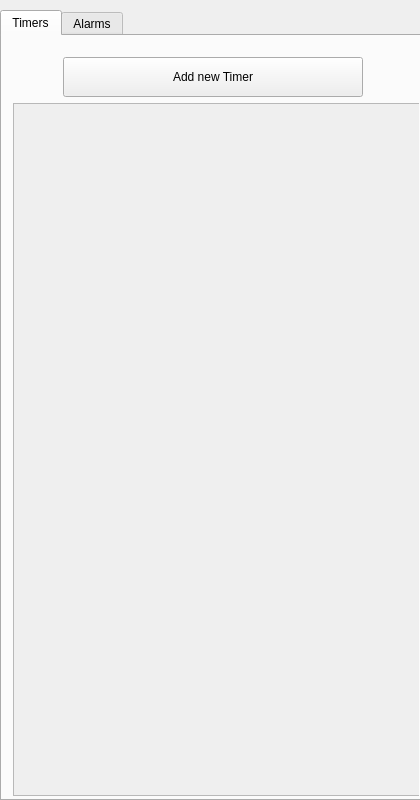
Above: SmartTimer/mainwindow.ui from secondYearProjects/SmartTimer before the change. Below: the same form after it.
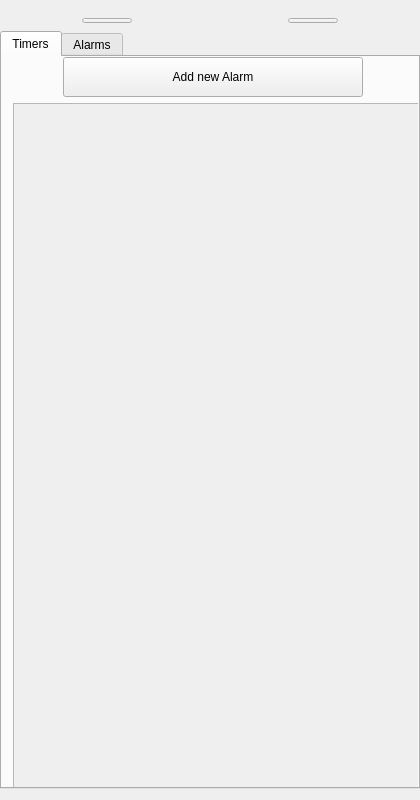
That is the form after the change. Icons and pictures are not drawn.

Commit message: Better tab blinking

```diff
--- a/SmartTimer/mainwindow.ui
+++ b/SmartTimer/mainwindow.ui
@@ -54,14 +54,110 @@
    <property name="styleSheet">
     <string notr="true"/>
    </property>
+   <layout class="QGridLayout" name="gridLayout_3">
+    <property name="leftMargin">
+     <number>0</number>
+    </property>
+    <property name="rightMargin">
+     <number>0</number>
+    </property>
+    <property name="verticalSpacing">
+     <number>0</number>
+    </property>
+    <item row="0" column="1">
+     <layout class="QHBoxLayout" name="horizontalLayout_3">
+      <item>
+       <spacer name="horizontalSpacer_5">
+        <property name="orientation">
+         <enum>Qt::Horizontal</enum>
+        </property>
+        <property name="sizeHint" stdset="0">
+         <size>
+          <width>75</width>
+          <height>20</height>
+         </size>
+        </property>
+       </spacer>
+      </item>
+      <item>
+       <widget class="QPushButton" name="TimersBlink">
+        <property name="enabled">
+         <bool>true</bool>
+        </property>
+        <property name="minimumSize">
+         <size>
+          <width>50</width>
+          <height>5</height>
+         </size>
+        </property>
+        <property name="maximumSize">
+         <size>
+          <width>16777215</width>
+          <height>5</height>
+         </size>
+        </property>
+        <property name="text">
+         <string/>
+        </property>
+       </widget>
+      </item>
+      <item>
+       <spacer name="horizontalSpacer_7">
+        <property name="orientation">
+         <enum>Qt::Horizontal</enum>
+        </property>
+        <property name="sizeHint" stdset="0">
+         <size>
+          <width>150</width>
+          <height>20</height>
+         </size>
+        </property>
+       </spacer>
+      </item>
+      <item>
+       <widget class="QPushButton" name="AlarmsBlink">
+        <property name="enabled">
+         <bool>true</bool>
+        </property>
+        <property name="minimumSize">
+         <size>
+          <width>50</width>
+          <height>5</height>
+         </size>
+        </property>
+        <property name="maximumSize">
+         <size>
+          <width>16777215</width>
+          <height>5</height>
+         </size>
+        </property>
+        <property name="text">
+         <string/>
+        </property>
+       </widget>
+      </item>
+      <item>
+       <spacer name="horizontalSpacer_6">
+        <property name="orientation">
+         <enum>Qt::Horizontal</enum>
+        </property>
+        <property name="sizeHint" stdset="0">
+         <size>
+          <width>75</width>
+          <height>20</height>
+         </size>
+        </property>
+       </spacer>
+      </item>
+     </layout>
+    </item>
+    <item row="1" column="1">
    <widget class="QTabWidget" name="SmartTimerTabs">
-    <property name="geometry">
-     <rect>
-      <x>0</x>
-      <y>10</y>
-      <width>421</width>
-      <height>791</height>
-     </rect>
+      <property name="minimumSize">
+       <size>
+        <width>0</width>
+        <height>0</height>
+       </size>
     </property>
     <property name="styleSheet">
      <string notr="true">QWidget[blink=true] {
@@ -72,22 +168,34 @@
      <number>0</number>
     </property>
     <widget class="QWidget" name="Timers">
+       <property name="minimumSize">
+        <size>
+         <width>420</width>
+         <height>0</height>
+        </size>
+       </property>
      <property name="styleSheet">
       <string notr="true"/>
      </property>
      <attribute name="title">
       <string>Timers</string>
      </attribute>
-     <widget class="QWidget" name="layoutWidget">
+       <widget class="QWidget" name="layoutWidget_2">
       <property name="geometry">
        <rect>
         <x>0</x>
-        <y>10</y>
+          <y>0</y>
         <width>422</width>
-        <height>761</height>
-       </rect>
-      </property>
-      <layout class="QGridLayout" name="gridLayout">
+          <height>741</height>
+         </rect>
+        </property>
+        <layout class="QGridLayout" name="gridLayout_4">
+         <property name="topMargin">
+          <number>0</number>
+         </property>
+         <property name="bottomMargin">
+          <number>10</number>
+         </property>
        <item row="0" column="0">
         <layout class="QHBoxLayout" name="horizontalLayout">
          <item>
@@ -112,7 +220,7 @@
             </size>
            </property>
            <property name="text">
-            <string>Add new Timer</string>
+              <string>Add new Alarm</string>
            </property>
           </widget>
          </item>
@@ -157,7 +265,7 @@
             <x>0</x>
             <y>0</y>
             <width>420</width>
-            <height>709</height>
+              <height>680</height>
            </rect>
           </property>
           <property name="minimumSize">
@@ -193,7 +301,7 @@
        <rect>
         <x>0</x>
         <y>10</y>
-        <width>422</width>
+          <width>426</width>
         <height>741</height>
        </rect>
       </property>
@@ -289,6 +397,8 @@
      </widget>
     </widget>
    </widget>
+    </item>
+   </layout>
   </widget>
  </widget>
  <layoutdefault spacing="6" margin="11"/>
```
Left out of the diff: 22 changed lines with no effect on the pictures. Lines whose indentation alone changed are shown as unchanged. The commit also changes 2 other files.
